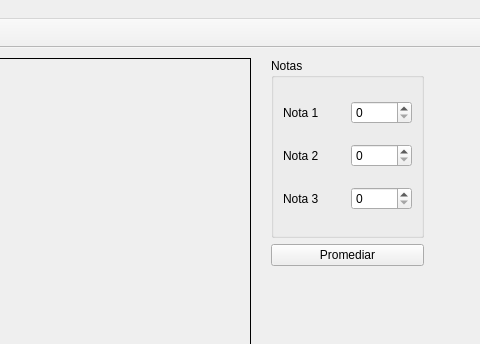
The window that principal.ui (SamSami25/Graficas) describes before a commit, drawn with Qt 5; both pictures show x 259 to 739 and y 0 to 344 of the 739 by 650 pixel window.
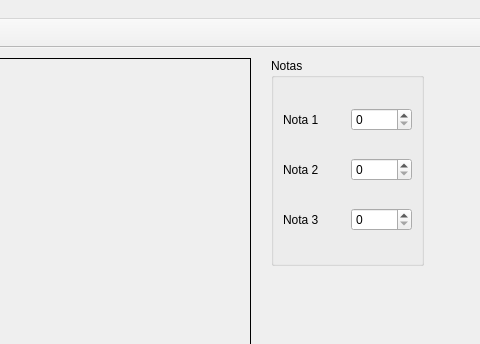
The same window after the commit. Icons and pictures are not drawn.

Commit message: Creados los titulo de las barras

Patch:
```diff
--- a/principal.ui
+++ b/principal.ui
@@ -100,13 +100,6 @@
        </layout>
       </widget>
      </item>
-     <item>
-      <widget class="QPushButton" name="outCalcular">
-       <property name="text">
-        <string>Promediar</string>
-       </property>
-      </widget>
-     </item>
     </layout>
    </widget>
   </widget>
```
Left out of the diff: 2 changed lines with no effect on the pictures. The commit also changes 2 other files.
